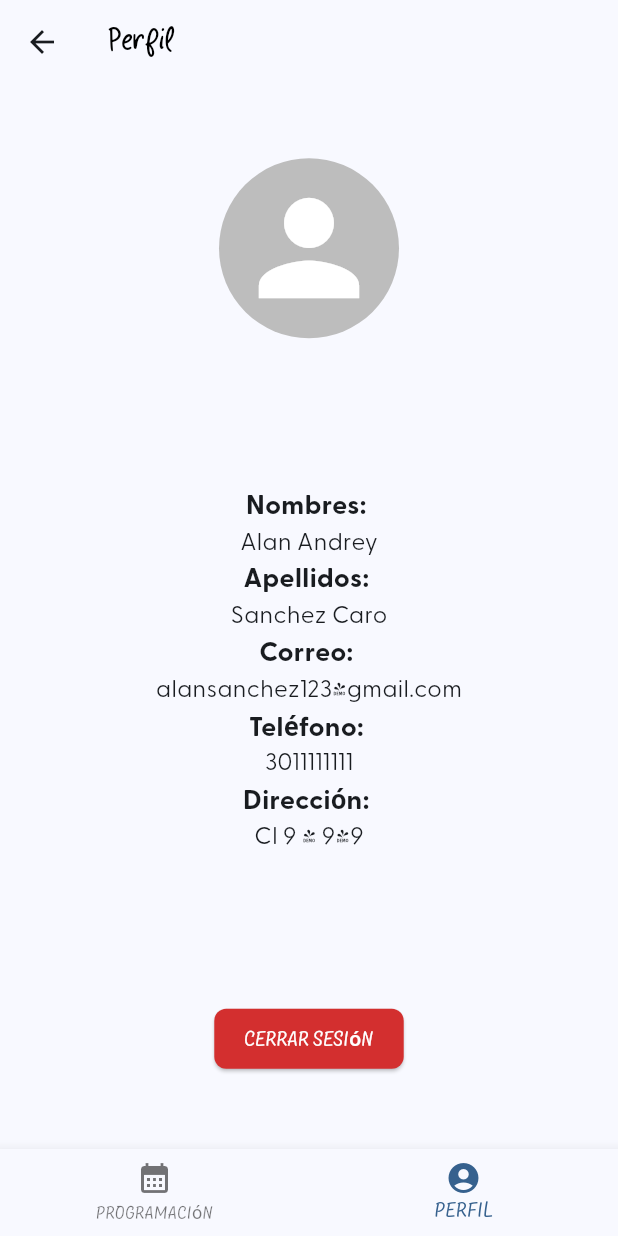
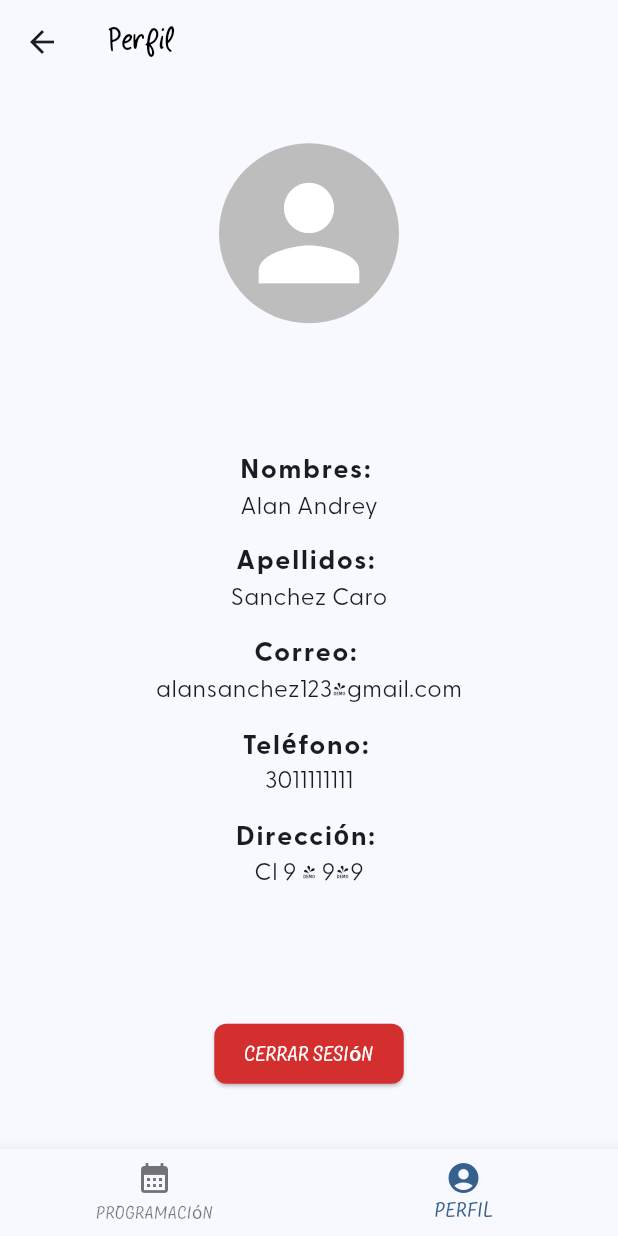
Before and after one commit to Andrey0108/hermes-movil, a Flutter app: the ProfileScreen screen opened by its route, on a phone screen of 412 x 824 dp. Run offline on Flutter 3.47's test engine with Material 3 defaults, Android fonts, the phone set to English and light mode, and no system bars; our stand-ins replace syncfusion_flutter_calendar.

Commit message:
feat: enhance DataWidget layout with padding and letter spacing adjustments

```diff
--- a/lib/presentation/widgets/profile/data_widget.dart
+++ b/lib/presentation/widgets/profile/data_widget.dart
@@ -16,7 +16,9 @@ class DataWidget extends StatelessWidget {
     double hintTextSize = 16;
     double labelTextSize = 18;
 
-    return Column(
+    return Padding(
+      padding: const EdgeInsets.symmetric(vertical: 6),
+      child: Column(
         crossAxisAlignment: CrossAxisAlignment.center,
         children: [
           Text(
@@ -25,6 +27,7 @@ class DataWidget extends StatelessWidget {
               fontFamily: fontFamily,
               fontSize: labelTextSize,
               fontWeight: FontWeight.bold,
+              letterSpacing: 1.2,
             ),
           ),
           Text(
@@ -35,6 +38,7 @@ class DataWidget extends StatelessWidget {
             ),
           ),
         ],
+      ),
     );
   }
 }
```
Lines whose indentation alone changed are shown as unchanged.
